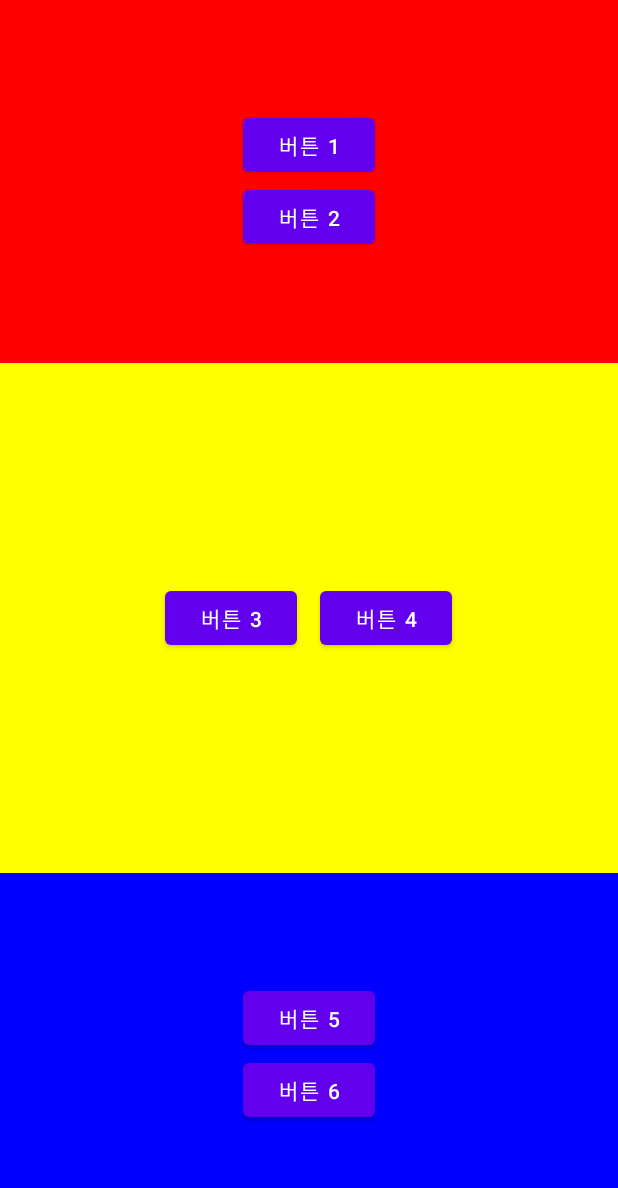
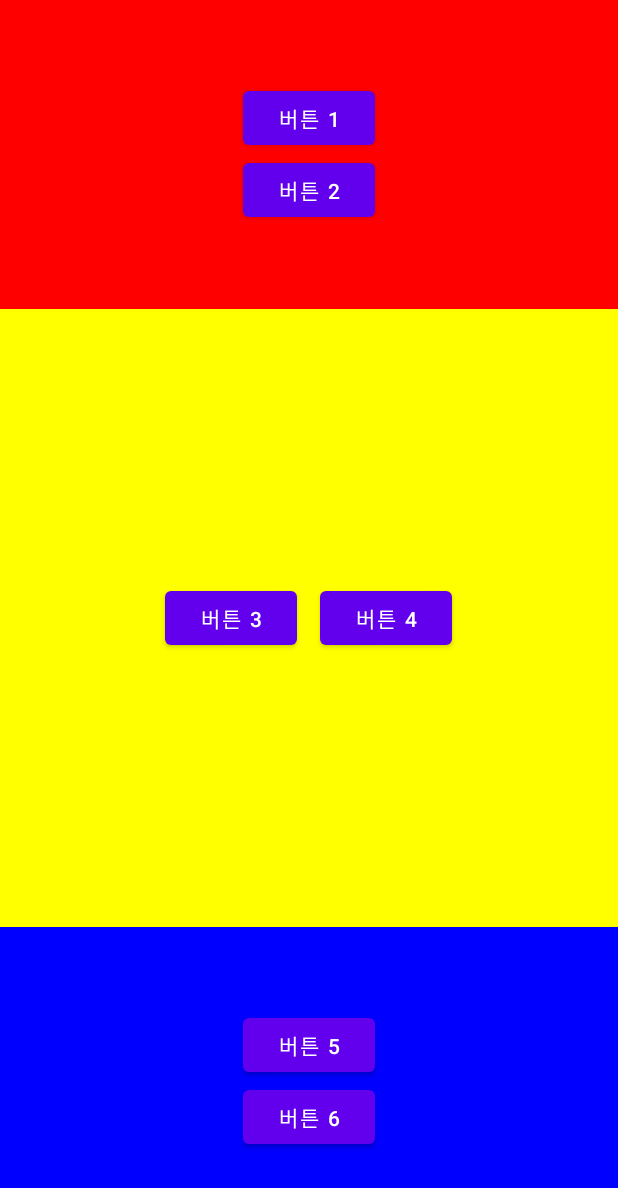
Before and after one commit to Endel04/Dir5_1, an Android app: the layout duplicate_linear.xml on its own in the app's theme, with its tools: preview values and no code run, on a phone screen of 412 x 824 dp. Shown: the top 1188 px of the screen. Run offline under Robolectric (Android 15) with nearby library versions, the phone set to English and light mode, and no system bars.

Commit message:
layout_weight attribute and duplicate layout test dir5_2

```diff
--- a/app/src/main/res/layout/duplicate_linear.xml
+++ b/app/src/main/res/layout/duplicate_linear.xml
@@ -10,7 +10,7 @@
         android:orientation="vertical"
         android:gravity="center"
         android:layout_width="match_parent"
-        android:layout_height="wrap_content">
+        android:layout_height="0dp">
 
         <Button
             android:layout_width="wrap_content"
@@ -29,7 +29,7 @@
         android:orientation="horizontal"
         android:gravity="center"
         android:layout_width="match_parent"
-        android:layout_height="wrap_content">
+        android:layout_height="0dp">
 
         <Button
             android:layout_width="wrap_content"
@@ -49,7 +49,7 @@
         android:orientation="vertical"
         android:gravity="center"
         android:layout_width="match_parent"
-        android:layout_height="wrap_content">
+        android:layout_height="0dp">
 
         <Button
             android:layout_width="wrap_content"
```
Also changed, not shown: app/src/main/res/layout/dir5_2.xml (added, +50 -0 lines).
